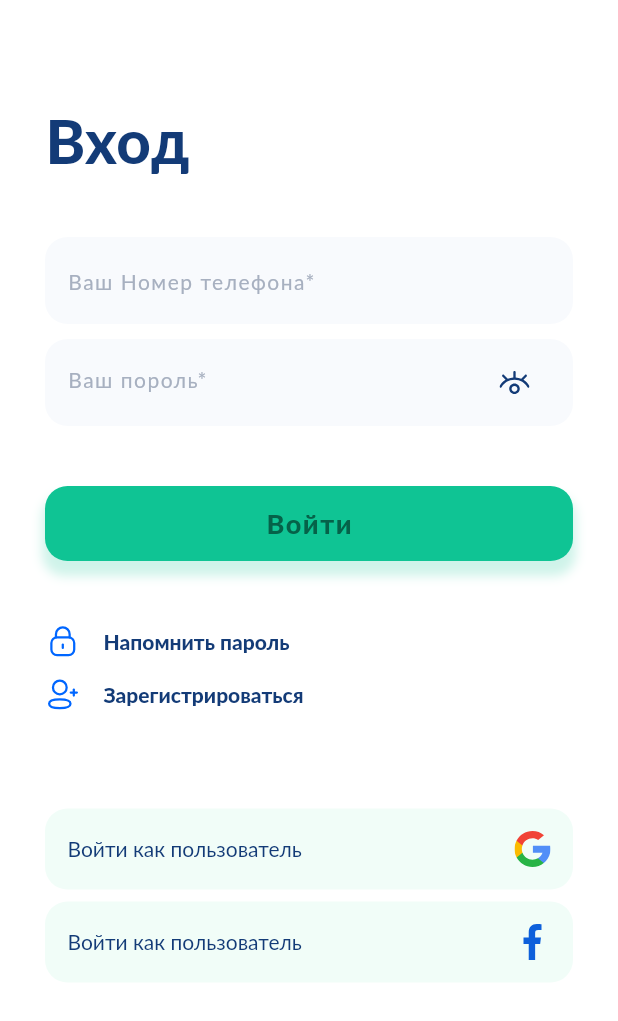
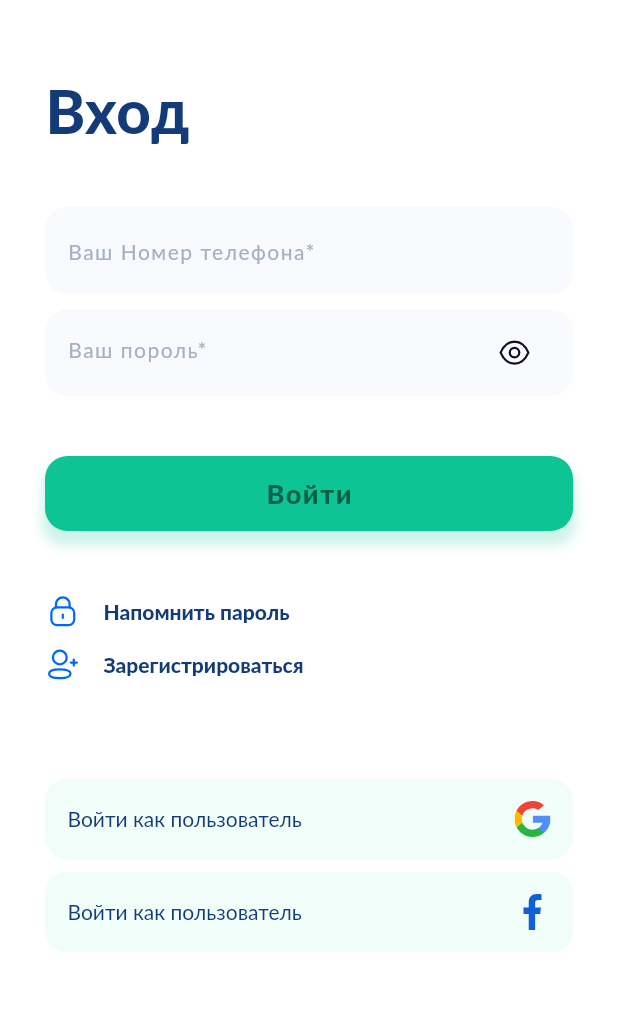
Before and after one commit to RostislavUlinets/usa_in_ua, a Flutter app: the RegistrationScreen screen opened by its route, after a tap on "Я уже зарегистрирован", on a phone screen of 412 x 824 dp. Shown: the top 1021 px of the screen. Run offline on Flutter 3.47's test engine with Material 2 defaults, Android fonts, the light colour scheme and no system bars; our stand-ins replace another_flushbar, bloc, dartz, firebase_auth, firebase_core, flutter_bloc and 6 more; missing offline and left inert: dart:ffi; accounts and stored records are empty.

Commit message:
[REFACTORING] Change resources

```diff
--- a/lib/pages/authorization/login_screen.dart
+++ b/lib/pages/authorization/login_screen.dart
@@ -12,10 +12,17 @@ import 'package:usa_in_ua/resources/app_colors.dart';
 import 'package:usa_in_ua/resources/app_icons.dart';
 import 'package:usa_in_ua/services/send_email.dart';
 
-class LoginScreen extends StatelessWidget {
+class LoginScreen extends StatefulWidget {
   static const String routeName = '/login_screen';
 
   const LoginScreen({Key? key}) : super(key: key);
+
+  @override
+  State<LoginScreen> createState() => _LoginScreenState();
+}
+
+class _LoginScreenState extends State<LoginScreen> {
+  bool _passwordVisible = true;
 
   @override
   Widget build(BuildContext context) {
@@ -44,7 +51,7 @@ class LoginScreen extends StatelessWidget {
           resizeToAvoidBottomInset: false,
           body: Padding(
             padding: const EdgeInsets.symmetric(
-              vertical: 70.0,
+              vertical: 50.0,
               horizontal: 30.0,
             ),
             child: Form(
@@ -114,6 +121,7 @@ class LoginScreen extends StatelessWidget {
                             padding: const EdgeInsets.symmetric(
                                 horizontal: 15.0, vertical: 5.0),
                             child: TextFormField(
+                              obscureText: _passwordVisible,
                               decoration: InputDecoration(
                                 border: InputBorder.none,
                                 hintText: 'Ваш пороль*',
@@ -125,9 +133,14 @@ class LoginScreen extends StatelessWidget {
                                 ),
                                 suffixIcon: IconButton(
                                   iconSize: 14,
-                                  icon: SvgPicture.asset(
-                                      'assets/icons/viewer.svg'),
-                                  onPressed: () {},
+                                  icon: _passwordVisible
+                                      ? SvgPicture.asset(AppIcons.showPassword)
+                                      : SvgPicture.asset(AppIcons.hidePassword),
+                                  onPressed: () {
+                                    setState(() {
+                                      _passwordVisible = !_passwordVisible;
+                                    });
+                                  },
                                 ),
                               ),
                               onChanged: (value) =>
@@ -203,7 +216,7 @@ class LoginScreen extends StatelessWidget {
                           },
                           child: Row(
                             children: [
-                              AppIcons.locker,
+                              SvgPicture.asset(AppIcons.locker),
                               const Padding(
                                 padding: EdgeInsets.all(15.0),
                                 child: Text(
@@ -230,7 +243,7 @@ class LoginScreen extends StatelessWidget {
                           },
                           child: Row(
                             children: [
-                              AppIcons.addUser,
+                              SvgPicture.asset(AppIcons.addUser),
                               const Padding(
                                 padding: EdgeInsets.symmetric(horizontal: 15.0),
                                 child: Text(
@@ -267,7 +280,7 @@ class LoginScreen extends StatelessWidget {
                                   color: AppColors.text,
                                 ),
                               ),
-                              AppIcons.googleLogo,
+                              SvgPicture.asset(AppIcons.googleLogo),
                             ],
                           ),
                         ),
@@ -296,7 +309,7 @@ class LoginScreen extends StatelessWidget {
                                   color: AppColors.text,
                                 ),
                               ),
-                              AppIcons.facebookLogo,
+                              SvgPicture.asset(AppIcons.facebookLogo),
                             ],
                           ),
                         ),
--- a/lib/pages/authorization/otp_screen.dart
+++ b/lib/pages/authorization/otp_screen.dart
@@ -3,6 +3,7 @@ import 'dart:developer';
 import 'package:another_flushbar/flushbar_helper.dart';
 import 'package:flutter/material.dart';
 import 'package:flutter_bloc/flutter_bloc.dart';
+import 'package:flutter_svg/flutter_svg.dart';
 import 'package:usa_in_ua/blocs/auth/auth_bloc.dart';
 import 'package:usa_in_ua/pages/authorization/login_screen.dart';
 import 'package:usa_in_ua/pages/authorization/widgets/resend_otp.dart';
@@ -77,7 +78,7 @@ class OtpScreen extends StatelessWidget {
                   const ResendOTP(),
                   Row(
                     children: [
-                      AppIcons.password,
+                      SvgPicture.asset(AppIcons.password),
                       Padding(
                         padding: const EdgeInsets.all(15.0),
                         child: TextButton(
--- a/lib/pages/authorization/registration_screen.dart
+++ b/lib/pages/authorization/registration_screen.dart
@@ -1,6 +1,7 @@
 import 'package:another_flushbar/flushbar_helper.dart';
 import 'package:flutter/material.dart';
 import 'package:flutter_bloc/flutter_bloc.dart';
+import 'package:flutter_svg/flutter_svg.dart';
 import 'package:usa_in_ua/blocs/auth/auth_bloc.dart';
 import 'package:usa_in_ua/pages/authorization/login_screen.dart';
 import 'package:usa_in_ua/pages/authorization/otp_screen.dart';
@@ -94,8 +95,7 @@ class RegistrationScreen extends StatelessWidget {
                                   .value
                                   .fold(
                                     (f) => f.maybeMap(
-                                      invalidUserName: (_) =>
-                                          'Incorrect Name',
+                                      invalidUserName: (_) => 'Incorrect Name',
                                       orElse: () => null,
                                     ),
                                     (_) => null,
@@ -262,7 +262,7 @@ class RegistrationScreen extends StatelessWidget {
                           },
                           child: Row(
                             children: [
-                              AppIcons.password,
+                              SvgPicture.asset(AppIcons.password),
                               const Padding(
                                 padding: EdgeInsets.all(15.0),
                                 child: Text(
@@ -299,7 +299,7 @@ class RegistrationScreen extends StatelessWidget {
                                   color: AppColors.text,
                                 ),
                               ),
-                              AppIcons.googleLogo,
+                              SvgPicture.asset(AppIcons.googleLogo),
                             ],
                           ),
                         ),
@@ -326,7 +326,7 @@ class RegistrationScreen extends StatelessWidget {
                                   color: AppColors.text,
                                 ),
                               ),
-                              AppIcons.facebookLogo,
+                              SvgPicture.asset(AppIcons.facebookLogo),
                             ],
                           ),
                         ),
--- a/lib/pages/authorization/restore_password.dart
+++ b/lib/pages/authorization/restore_password.dart
@@ -1,4 +1,6 @@
 import 'package:flutter/material.dart';
+import 'package:flutter_svg/flutter_svg.dart';
+import 'package:usa_in_ua/pages/authorization/login_screen.dart';
 import 'package:usa_in_ua/resources/app_colors.dart';
 import 'package:usa_in_ua/resources/app_icons.dart';
 
@@ -111,10 +113,12 @@ class _RestorePasswordState extends State<RestorePassword> {
                     height: 20,
                   ),
                   GestureDetector(
-                    onTap: () {},
+                    onTap: () {
+                      Navigator.pushNamed(context, LoginScreen.routeName);
+                    },
                     child: Row(
                       children: [
-                        AppIcons.password,
+                        SvgPicture.asset(AppIcons.password),
                         const Padding(
                           padding: EdgeInsets.all(15.0),
                           child: Text(
--- a/lib/resources/app_icons.dart
+++ b/lib/resources/app_icons.dart
@@ -5,12 +5,14 @@ import 'package:flutter_svg/flutter_svg.dart';
 class AppIcons {
   AppIcons._();
 
-  static const String _path = 'assets/icons';
+  static const String _path = 'assets/icons/';
 
   static SvgPicture viewer = SvgPicture.asset('$_path/viewer.svg');
-  static SvgPicture locker = SvgPicture.asset('$_path/lock.svg');
-  static SvgPicture addUser = SvgPicture.asset('$_path/add_user.svg');
-  static SvgPicture googleLogo = SvgPicture.asset('$_path/google_logo.svg');
-  static SvgPicture facebookLogo = SvgPicture.asset('$_path/facebook_logo.svg');
-  static SvgPicture password = SvgPicture.asset('$_path/password.svg');
+  static const String showPassword = _path + 'show.svg';
+  static const String hidePassword = _path + 'hide.svg';
+  static const String locker = _path + 'lock.svg';
+  static const String addUser = _path + 'add_user.svg';
+  static const String googleLogo = _path + 'google_logo.svg';
+  static const String facebookLogo = _path + 'facebook_logo.svg';
+  static const String password = _path + 'password.svg';
 }
```
Also changed, not shown: assets/icons/hide.svg (added), assets/icons/show.svg (added).
